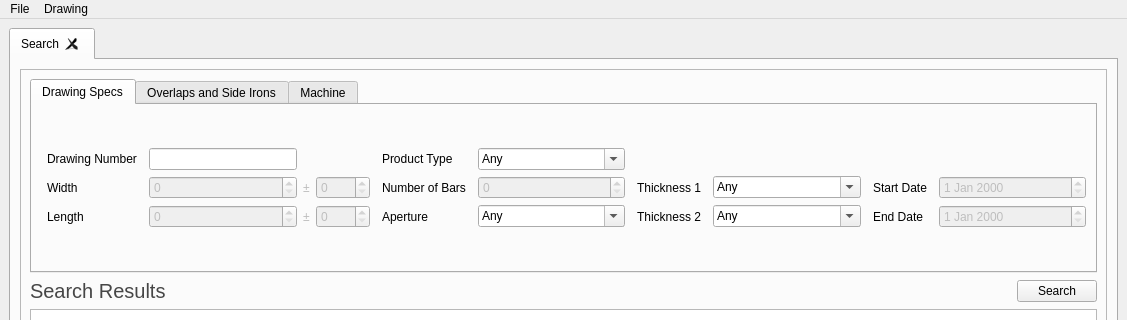
Above: ui/MainMenu.ui from matthew-sirman/database-manager before the change; both pictures show x 0 to 1127 and y 0 to 320 of the 1127 by 604 pixel window. Below: the same form after it.
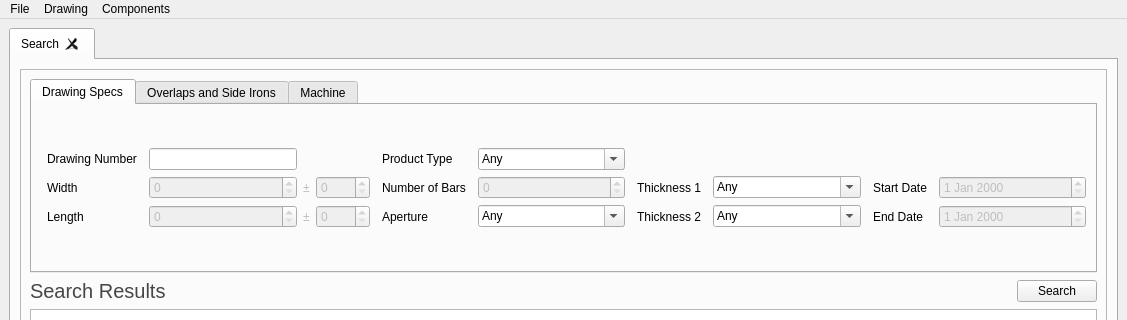
That is the form after the change. Custom widgets are drawn as their Qt base class.

The edit to the form file:
```diff
--- a/ui/MainMenu.ui
+++ b/ui/MainMenu.ui
@@ -1235,8 +1235,18 @@
     </property>
     <addaction name="drawingMenu_addDrawingAction"/>
    </widget>
+   <widget class="QMenu" name="componentsMenu">
+    <property name="title">
+     <string>Components</string>
+    </property>
+    <addaction name="componentsMenu_addApertureAction"/>
+    <addaction name="componentsMenu_addMachineAction"/>
+    <addaction name="componentsMenu_addSideIronAction"/>
+    <addaction name="actionAdd_new_Material"/>
+   </widget>
    <addaction name="fileMenu"/>
    <addaction name="drawingMenu"/>
+   <addaction name="componentsMenu"/>
   </widget>
   <widget class="QStatusBar" name="statusbar"/>
   <action name="drawingMenu_addDrawingAction">
```
Left out of the diff: 58 changed lines with no effect on the pictures.
